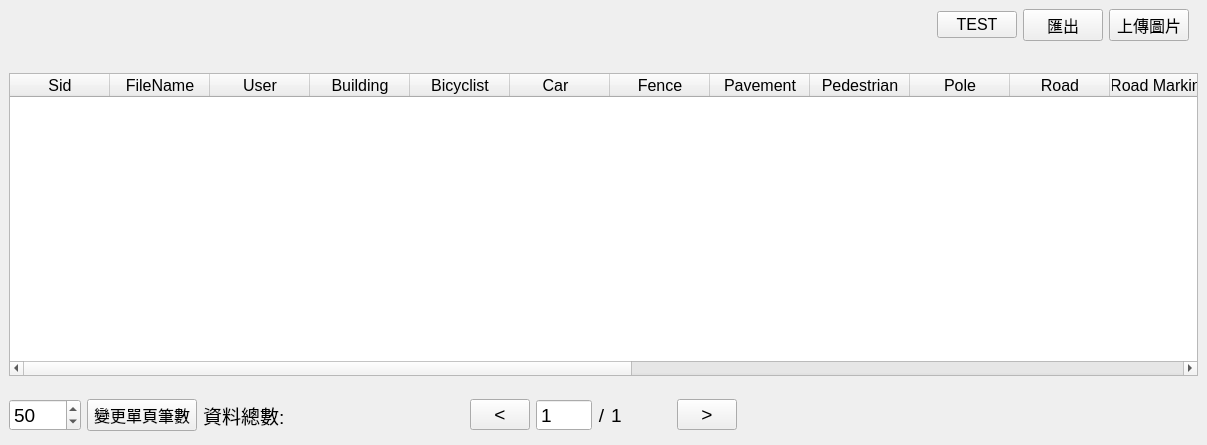
Before: the Qt Designer form TfriClient/WTableAnalyze.ui in roger0816/Tfri, drawn with Qt 5.
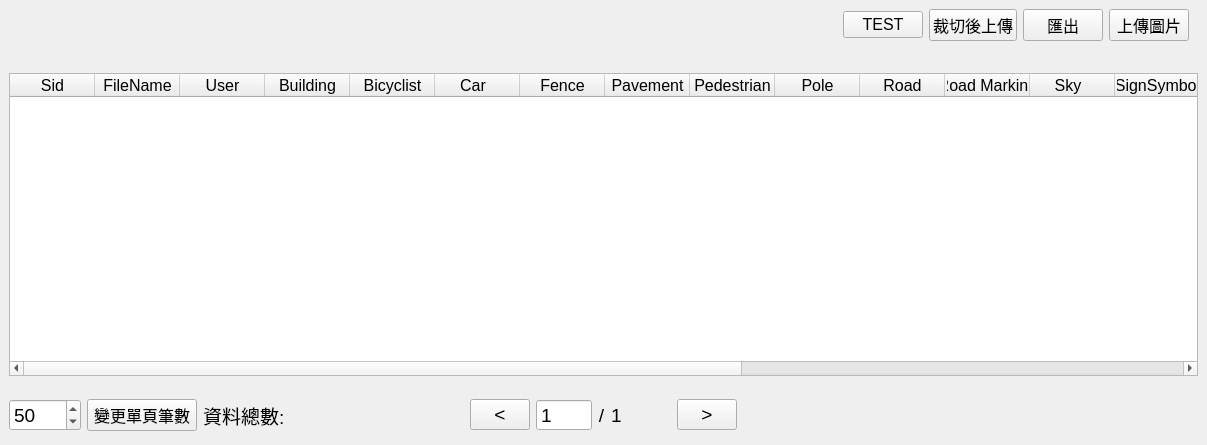
After: the same form once the commit is applied.

```diff
--- a/TfriClient/WTableAnalyze.ui
+++ b/TfriClient/WTableAnalyze.ui
@@ -56,6 +56,9 @@
         <attribute name="horizontalHeaderMinimumSectionSize">
          <number>40</number>
         </attribute>
+        <attribute name="horizontalHeaderDefaultSectionSize">
+         <number>85</number>
+        </attribute>
         <attribute name="horizontalHeaderStretchLastSection">
          <bool>true</bool>
         </attribute>
@@ -238,6 +241,13 @@
               </property>
              </widget>
             </item>
+            <item>
+             <widget class="QPushButton" name="btnClipPic">
+              <property name="text">
+               <string>裁切後上傳</string>
+              </property>
+             </widget>
+            </item>
             <item>
              <widget class="QPushButton" name="btnOutput">
               <property name="text">
```
